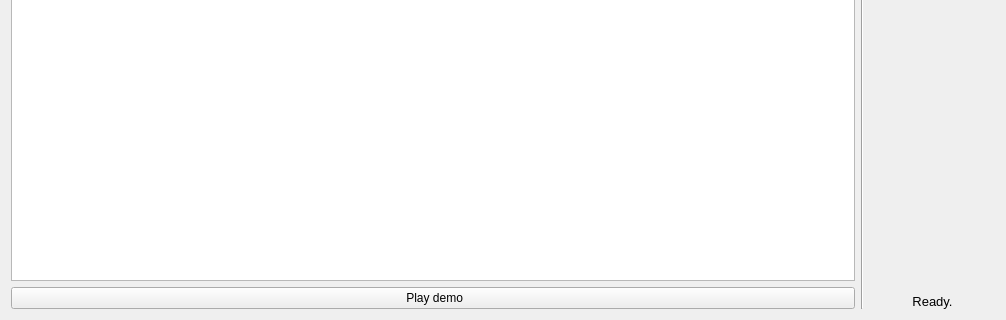
Before: the Qt Designer form rqt_kinesthetic_teaching/resource/KinestheticTeaching.ui in HLP-R/hlpr_kinesthetic_teaching, drawn with Qt 5; both pictures show x 0 to 1006 and y 168 to 488 of the 1006 by 488 pixel window.
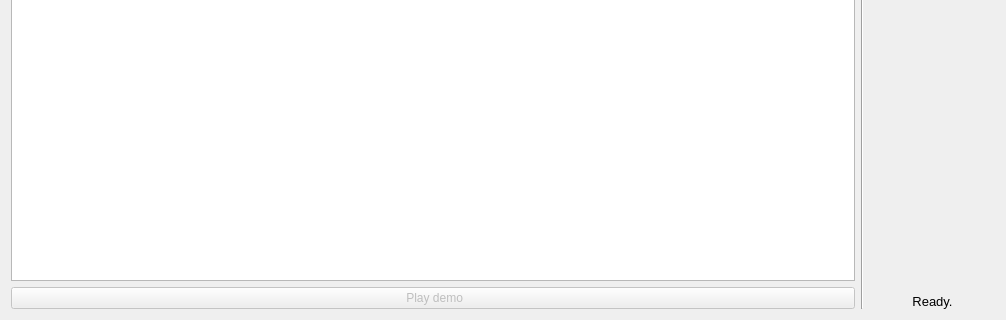
After: the same form once the commit is applied. Icons and pictures are not drawn.

Commit message: Implement rudimentary keyframe playing

Patch:
```diff
--- a/rqt_kinesthetic_teaching/resource/KinestheticTeaching.ui
+++ b/rqt_kinesthetic_teaching/resource/KinestheticTeaching.ui
@@ -142,6 +142,9 @@
       <layout class="QGridLayout" name="gridLayout_3">
        <item row="4" column="0">
         <widget class="QPushButton" name="playDemoButton">
+         <property name="enabled">
+          <bool>false</bool>
+         </property>
          <property name="text">
           <string> Play demo</string>
          </property>
```
The commit also changes 2 other files.
